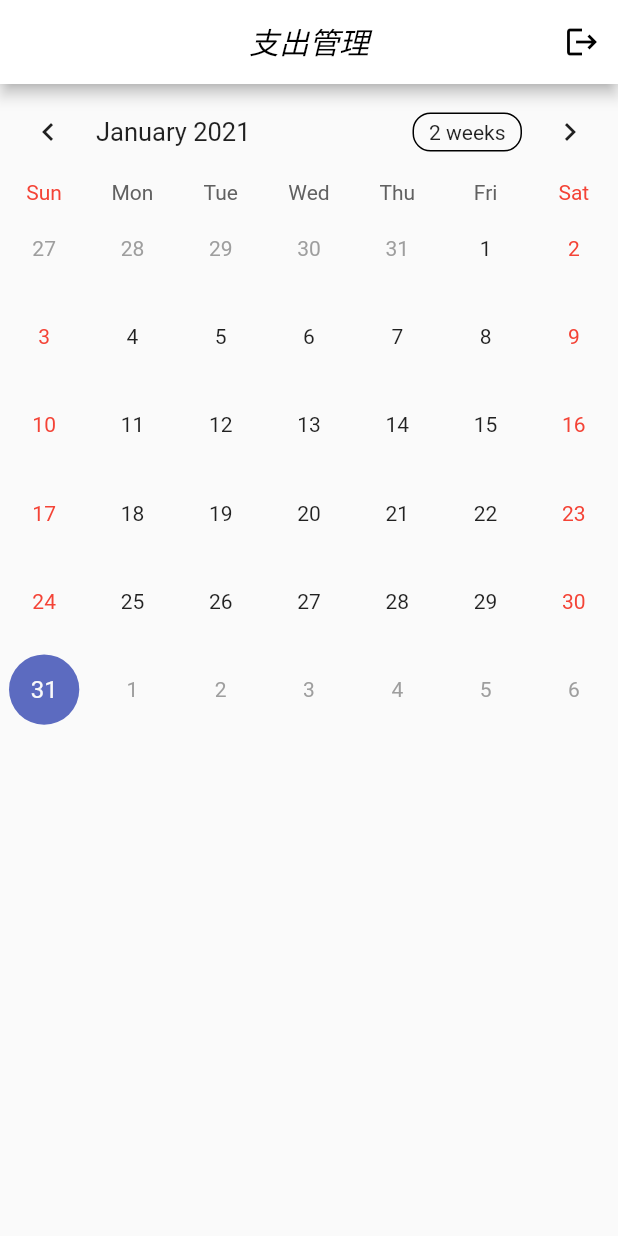
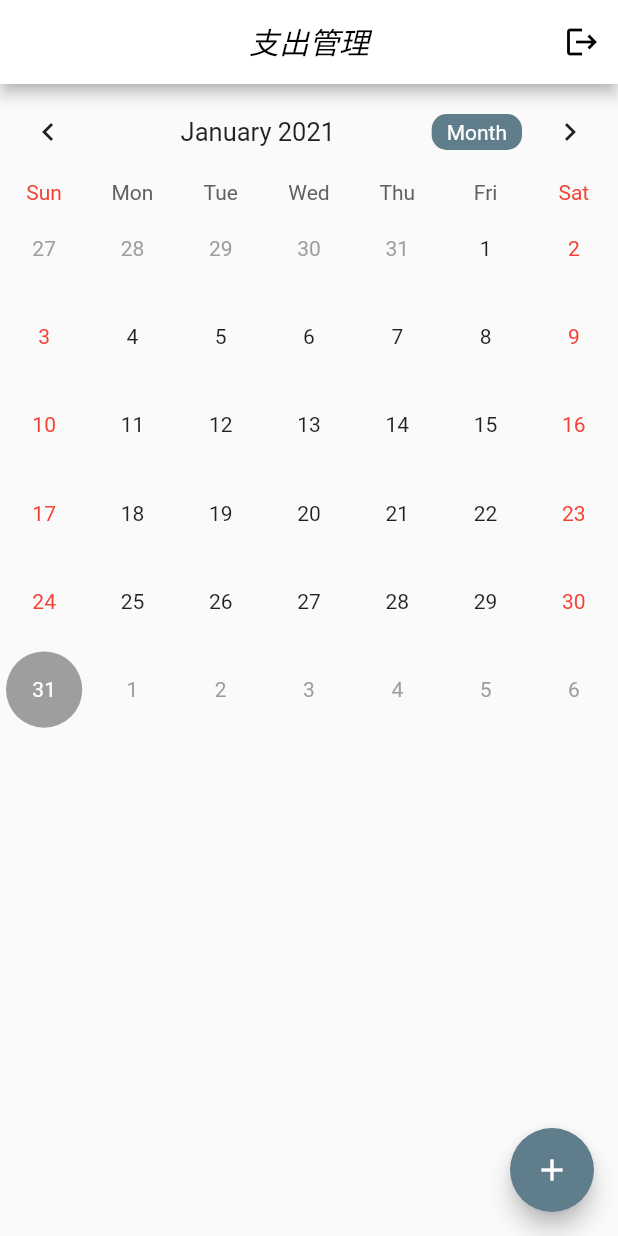
Before and after one commit to Ryota-Nakamura-317/expenses-app, a Flutter app: the HomePage screen opened directly, on a phone screen of 412 x 824 dp. Run offline on Flutter 3.47's test engine with Material 2 defaults, Android fonts, the phone set to English and light mode, and no system bars; drawn by our look-alikes of table_calendar; our stand-ins replace awesome_dialog, cloud_firestore, firebase_auth, firebase_core, flutter_form_builder, flutter_spinkit; missing offline and left inert: cloud_firestore_platform_interface; accounts and stored records are empty.

```diff
--- a/lib/home/home.dart
+++ b/lib/home/home.dart
@@ -1,3 +1,4 @@
+import 'package:expenses_app/home/add_page.dart';
 import 'package:expenses_app/home/home_model.dart';
 import 'package:expenses_app/main/main.dart';
 import 'package:flutter/material.dart';
@@ -41,10 +42,77 @@ class HomePage extends StatelessWidget {
           ],
         ),
         body: Consumer<HomePageModel>(builder: (context, model, child) {
-          return TableCalendar(
-            calendarController: _calendarController,
+          return SingleChildScrollView(
+            child: Column(
+              crossAxisAlignment: CrossAxisAlignment.start,
+              children: <Widget>[
+                TableCalendar(
+                  calendarController: _calendarController,
+                  initialCalendarFormat: CalendarFormat.month,
+                  calendarStyle: CalendarStyle(
+                    canEventMarkersOverflow: true,
+                    todayColor: Colors.black,
+                    selectedColor: Colors.grey,
+                    todayStyle: TextStyle(
+                      fontWeight: FontWeight.bold,
+                      fontSize: 18.0,
+                      color: Colors.white,
+                    ),
+                  ),
+                  headerStyle: HeaderStyle(
+                    centerHeaderTitle: true,
+                    formatButtonDecoration: BoxDecoration(
+                      color: Colors.blueGrey,
+                      borderRadius: BorderRadius.circular(10.0),
+                    ),
+                    formatButtonTextStyle: TextStyle(color: Colors.white),
+                    formatButtonShowsNext: false,
+                  ),
+                  startingDayOfWeek: StartingDayOfWeek.sunday,
+                  //onDaySelected: _onDaySelected,
+                  builders: CalendarBuilders(
+                    selectedDayBuilder: (context, date, events) => Container(
+                        margin: const EdgeInsets.all(4.0),
+                        alignment: Alignment.center,
+                        decoration: BoxDecoration(
+                          color: Colors.grey,
+                          shape: BoxShape.circle,
+                        ),
+                        child: Text(
+                          date.day.toString(),
+                          style: TextStyle(color: Colors.white),
+                        )),
+                    todayDayBuilder: (context, date, events) => Container(
+                        margin: const EdgeInsets.all(4.0),
+                        alignment: Alignment.center,
+                        decoration: BoxDecoration(
+                          color: Colors.black,
+                          shape: BoxShape.circle,
+                        ),
+                        child: Text(
+                          date.day.toString(),
+                          style: TextStyle(color: Colors.white),
+                        )),
+                  ),
+                ),
+                ListTile(),
+              ],
+            ),
           );
         }),
+        floatingActionButton: FloatingActionButton(
+          backgroundColor: Colors.blueGrey,
+          child: Icon(Icons.add),
+          onPressed: () {
+            Navigator.push(
+              context,
+              MaterialPageRoute(
+                builder: (context) => AddPricePage(),
+                fullscreenDialog: true,
+              ),
+            );
+          },
+        ),
       ),
     );
   }
```
